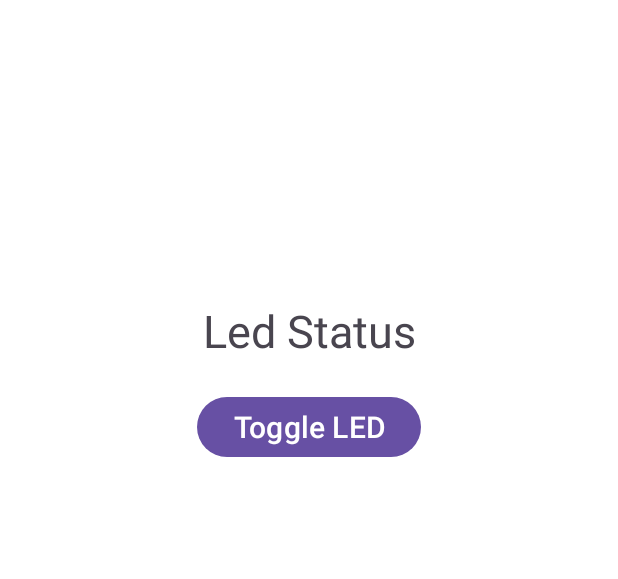
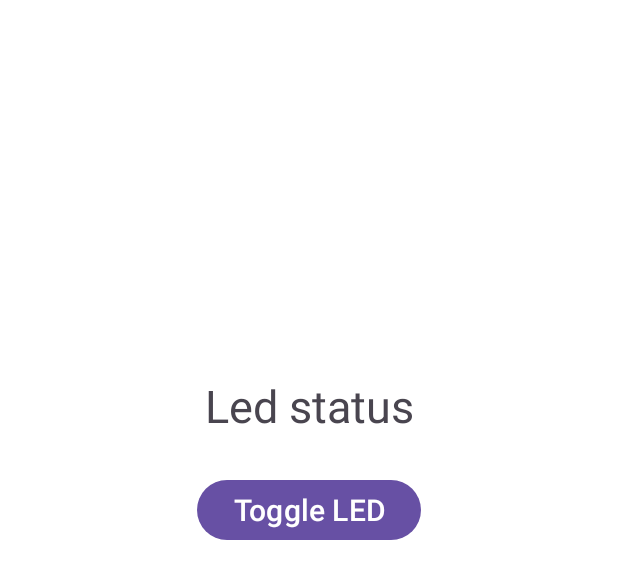
Before and after one commit to Meljo02/IOTAirQualityMonitoringSystem, an Android app: the layout fragment_home.xml on its own in the app's theme, with its tools: preview values and no code run, on a phone screen of 412 x 824 dp. Shown: the top 579 px of the screen. Run offline under Robolectric (Android 15) with nearby library versions, the phone set to English and light mode, and no system bars.

Commit message:
fixed some ui elements

```diff
--- a/app/src/main/java/com/example/airqualitymonitoringsystemver2/Map.java
+++ b/app/src/main/java/com/example/airqualitymonitoringsystemver2/Map.java
@@ -36,7 +36,7 @@ public class Map extends Fragment implements OnMapReadyCallback {
 
     @Override
     public void onMapReady(@NonNull GoogleMap googleMap) {
-        LatLng location = new LatLng(14.520445, 121.053886);
+        LatLng location = new LatLng(14.550340, 121.052185);
         googleMap.moveCamera(CameraUpdateFactory.newLatLngZoom(location, 12));
 
     }
--- a/app/src/main/res/layout/activity_main.xml
+++ b/app/src/main/res/layout/activity_main.xml
@@ -38,6 +38,6 @@
         app:headerLayout="@layout/nav_header"
         android:background="@color/lavander_light"
         app:itemIconPadding="30dp"
-        app:itemTextColor="@color/lavander_dark"/>
+        app:itemTextColor="@color/black"/>
 
 </androidx.drawerlayout.widget.DrawerLayout>
--- a/app/src/main/res/layout/fragment_home.xml
+++ b/app/src/main/res/layout/fragment_home.xml
@@ -5,7 +5,7 @@
     android:layout_width="match_parent"
     android:layout_height="match_parent"
     android:background="@color/white"
-    android:paddingTop="200dp"
+    android:paddingTop="250dp"
     tools:context=".Home">
 
 <androidx.constraintlayout.widget.ConstraintLayout
@@ -17,7 +17,7 @@
         android:layout_width="match_parent"
         android:layout_height="wrap_content"
         android:gravity="center"
-        android:text="Led Status"
+        android:text="@string/led_status"
         android:textSize="30sp"
         app:layout_constraintTop_toTopOf="parent" />
 
@@ -25,9 +25,9 @@
         android:id="@+id/toggleButton"
         android:layout_width="wrap_content"
         android:layout_height="wrap_content"
-        android:layout_marginTop="20dp"
+        android:layout_marginTop="25dp"
         android:gravity="center"
-        android:text="Toggle LED"
+        android:text="@string/toggle_led"
         android:textSize="20dp"
         app:layout_constraintEnd_toEndOf="parent"
         app:layout_constraintStart_toStartOf="parent"
--- a/app/src/main/res/layout/nav_header.xml
+++ b/app/src/main/res/layout/nav_header.xml
@@ -8,17 +8,17 @@
     <LinearLayout
         android:layout_width="match_parent"
         android:layout_height="wrap_content"
+        android:layout_marginTop="20dp"
         android:orientation="horizontal"
-        android:layout_marginTop="30dp"
         android:padding="10dp">
 
         <TextView
             android:layout_width="match_parent"
             android:layout_height="wrap_content"
             android:text="@string/title"
+            android:textColor="@color/black"
             android:textSize="18sp"
-            android:textColor="@color/lavander_dark"
-            android:textStyle="bold"/>
+            android:textStyle="bold" />
 
     </LinearLayout>
 
--- a/app/src/main/res/values/strings.xml
+++ b/app/src/main/res/values/strings.xml
@@ -10,4 +10,6 @@
     <string name="Homefragment">Home fragment</string>
     <!-- TODO: Remove or change this placeholder text -->
     <string name="hello_blank_fragment">Hello blank fragment</string>
+    <string name="led_status">Led status</string>
+    <string name="toggle_led">Toggle LED</string>
 </resources>
```
